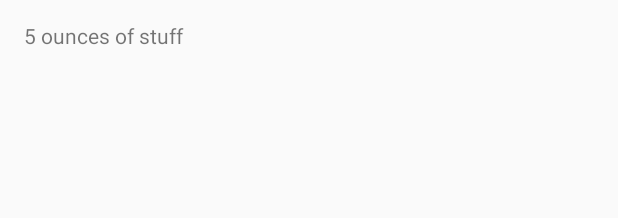
After one commit to kundank191/RecipieApp, an Android app: the layout ingredient_widget_row_item.xml on its own in the app's theme, with its tools: preview values and no code run, on a phone screen of 412 x 824 dp. The commit adds this screen. Shown: the top 218 px of the screen. Run offline under Robolectric (Android 15) with nearby library versions, the phone set to English and light mode, and no system bars.

Commit message:
feat : add widget

```diff
--- a/app/src/main/AndroidManifest.xml
+++ b/app/src/main/AndroidManifest.xml
@@ -44,6 +44,7 @@
                 android:name="android.appwidget.provider"
                 android:resource="@xml/ingredient_widget_info" />
         </receiver>
+        <service android:name=".ui.widget.IngredientWidgetService" />
     </application>
 
 </manifest>
--- /dev/null
+++ b/app/src/main/res/layout/ingredient_widget_row_item.xml
@@ -0,0 +1,11 @@
+<?xml version="1.0" encoding="utf-8"?>
+<TextView xmlns:android="http://schemas.android.com/apk/res/android"
+    android:layout_width="match_parent"
+    android:id="@+id/ingredient_description"
+    android:layout_height="48dp"
+    android:gravity="center_vertical"
+    android:layout_marginStart="16dp"
+    android:layout_marginEnd="16dp"
+    xmlns:tools="http://schemas.android.com/tools"
+    android:text="5 askd oasd aosmfs"
+    tools:text="5 ounces of stuff" />
```
Also changed, not shown: app/src/main/java/com/example/kunda/bakingapp/ui/widget/IngredientWidget.java (+18 -3 lines), app/src/main/java/com/example/kunda/bakingapp/ui/widget/IngredientWidgetService.java (added, +15 -0 lines), app/src/main/java/com/example/kunda/bakingapp/ui/widget/RemoteViewsFactory.java (added, +73 -0 lines), app/src/main/res/layout/ingredient_widget.xml (+30 -13 lines).
